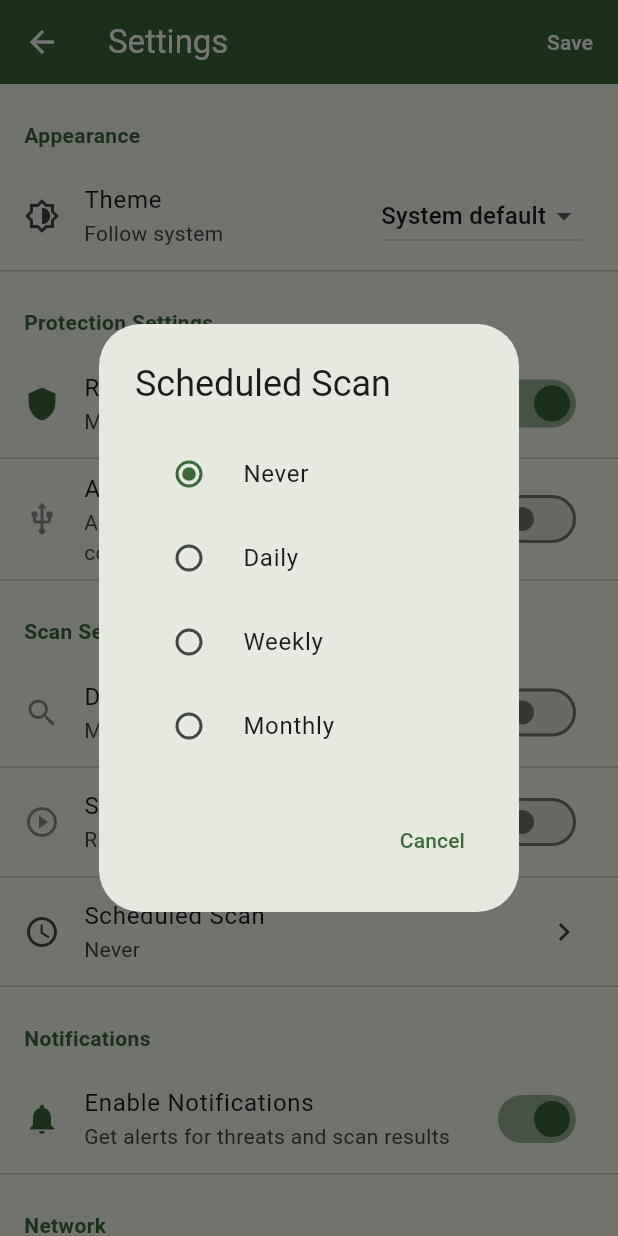
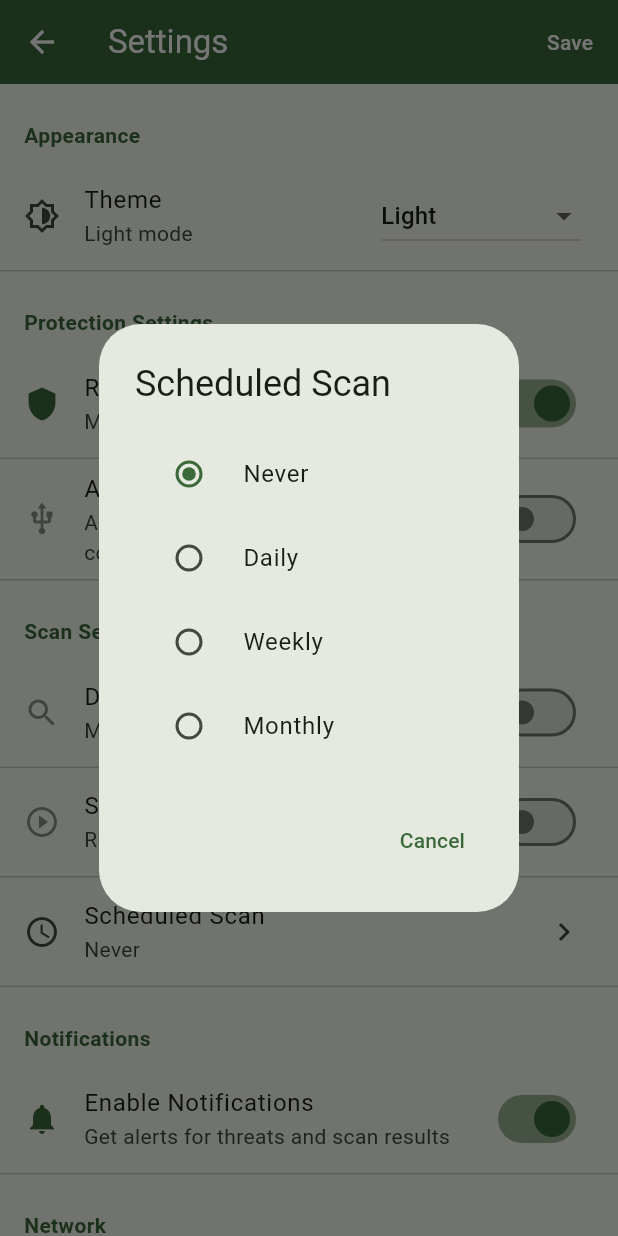
Before and after one commit to Tembocs/LindAV, a Flutter app: the SettingsPage screen opened directly with empty values, after a tap on "Scheduled Scan", on a phone screen of 412 x 824 dp. Run offline on Flutter 3.47's test engine with Material 3 defaults, Android fonts, the phone set to English and light mode, and no system bars; our stand-ins replace connectivity_plus, file_picker; network calls fail.

Commit message:
added some information

```diff
--- a/lib/main.dart
+++ b/lib/main.dart
@@ -2,6 +2,7 @@ import 'package:flutter/material.dart';
 
 import 'services/network_service.dart';
 import 'splash_page.dart';
+import 'theme_controller.dart';
 
 Future<void> main() async {
   WidgetsFlutterBinding.ensureInitialized();
@@ -17,7 +18,7 @@ class LindavSecurityApp extends StatefulWidget {
 }
 
 class _LindavSecurityAppState extends State<LindavSecurityApp> {
-  ThemeMode _themeMode = ThemeMode.system;
+  ThemeMode _themeMode = ThemeMode.light;
 
   void _setThemeMode(ThemeMode mode) {
     setState(() {
@@ -50,26 +51,3 @@ class _LindavSecurityAppState extends State<LindavSecurityApp> {
     );
   }
 }
-
-class AppTheme extends InheritedWidget {
-  const AppTheme({
-    super.key,
-    required super.child,
-    required this.themeMode,
-    required this.setThemeMode,
-  });
-
-  final ThemeMode themeMode;
-  final ValueChanged<ThemeMode> setThemeMode;
-
-  static AppTheme of(BuildContext context) {
-    final AppTheme? result = context
-        .dependOnInheritedWidgetOfExactType<AppTheme>();
-    assert(result != null, 'AppTheme is not available in the current context');
-    return result!;
-  }
-
-  @override
-  bool updateShouldNotify(AppTheme oldWidget) =>
-      themeMode != oldWidget.themeMode;
-}
--- a/lib/scan_page.dart
+++ b/lib/scan_page.dart
@@ -6,11 +6,11 @@ import 'package:file_picker/file_picker.dart';
 import 'package:flutter/material.dart';
 import 'package:path_provider/path_provider.dart';
 
-import 'main.dart';
 import 'settings_page.dart';
 import 'splash_page.dart';
 import 'threat_details_page.dart';
 import 'widgets/network_status_widget.dart';
+import 'theme_controller.dart';
 
 class ScanPage extends StatefulWidget {
   const ScanPage({super.key});
--- a/lib/settings_page.dart
+++ b/lib/settings_page.dart
@@ -3,8 +3,8 @@ import 'dart:io';
 import 'package:flutter/material.dart';
 import 'package:path_provider/path_provider.dart';
 
-import 'main.dart';
 import 'services/network_service.dart';
+import 'theme_controller.dart';
 
 class SettingsPage extends StatefulWidget {
   final bool autoScanUsb;
@@ -23,7 +23,7 @@ class SettingsPage extends StatefulWidget {
     this.notificationsEnabled = true,
     this.scanOnStartup = false,
     this.scanSchedule = 'Never',
-    this.themeMode = ThemeMode.system,
+    this.themeMode = ThemeMode.light,
   });
 
   @override
--- a/lib/splash_page.dart
+++ b/lib/splash_page.dart
@@ -1,6 +1,7 @@
 import 'package:flutter/material.dart';
 
 import 'intro_page.dart';
+import 'theme_controller.dart';
 
 class SplashPage extends StatefulWidget {
   const SplashPage({super.key});
@@ -13,6 +14,10 @@ class _SplashPageState extends State<SplashPage> {
   @override
   void initState() {
     super.initState();
+    WidgetsBinding.instance.addPostFrameCallback((_) {
+      if (!mounted) return;
+      AppTheme.of(context).setThemeMode(ThemeMode.light);
+    });
     _goToHome();
   }
 
--- /dev/null
+++ b/lib/theme_controller.dart
@@ -0,0 +1,24 @@
+import 'package:flutter/material.dart';
+
+class AppTheme extends InheritedWidget {
+  const AppTheme({
+    super.key,
+    required super.child,
+    required this.themeMode,
+    required this.setThemeMode,
+  });
+
+  final ThemeMode themeMode;
+  final ValueChanged<ThemeMode> setThemeMode;
+
+  static AppTheme of(BuildContext context) {
+    final AppTheme? result = context
+        .dependOnInheritedWidgetOfExactType<AppTheme>();
+    assert(result != null, 'AppTheme is not available in the current context');
+    return result!;
+  }
+
+  @override
+  bool updateShouldNotify(AppTheme oldWidget) =>
+      themeMode != oldWidget.themeMode;
+}
```
